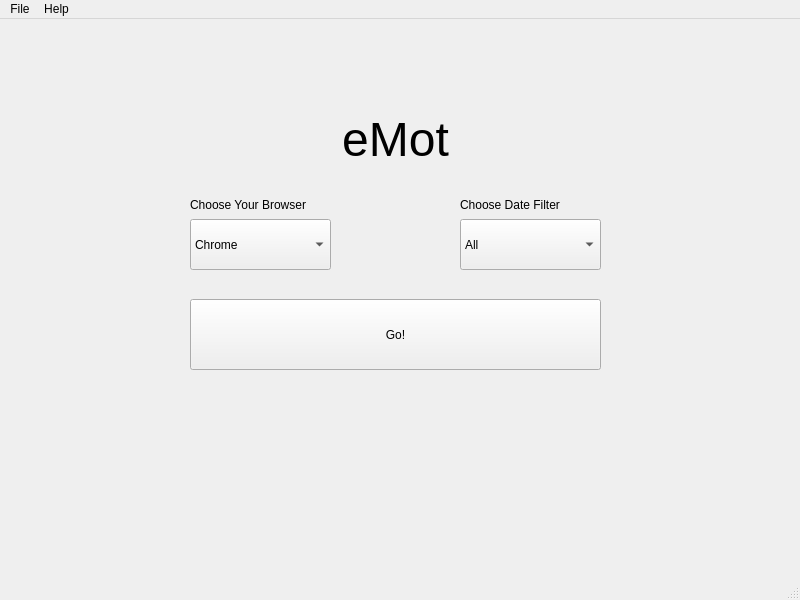
Above: src/emotQT.ui from gerardpslowey/eMot before the change. Below: the same form after it.
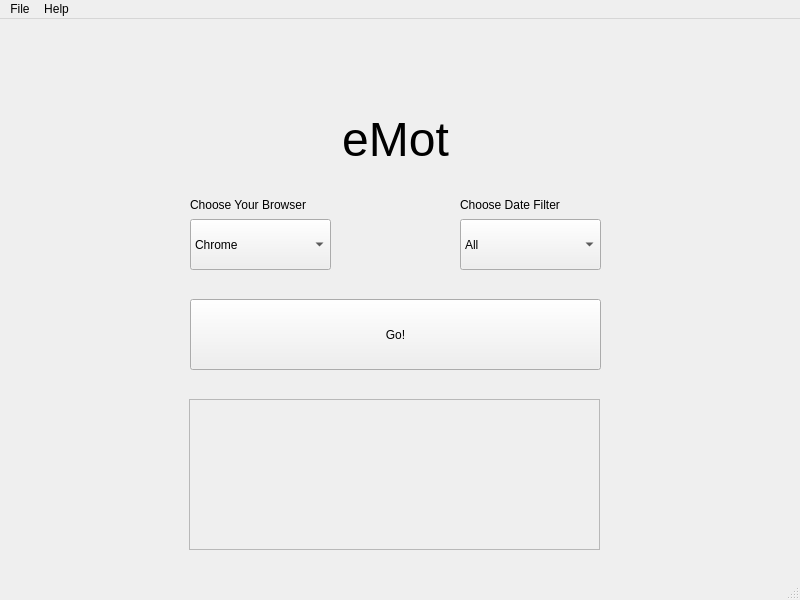
That is the form after the change.

Commit message: using gui to start the program with parameters.

```diff
--- a/src/emotQT.ui
+++ b/src/emotQT.ui
@@ -166,6 +166,29 @@
      <string>Go!</string>
     </property>
    </widget>
+   <widget class="QScrollArea" name="scrollArea">
+    <property name="geometry">
+     <rect>
+      <x>189</x>
+      <y>380</y>
+      <width>411</width>
+      <height>151</height>
+     </rect>
+    </property>
+    <property name="widgetResizable">
+     <bool>true</bool>
+    </property>
+    <widget class="QWidget" name="scrollAreaWidgetContents">
+     <property name="geometry">
+      <rect>
+       <x>0</x>
+       <y>0</y>
+       <width>409</width>
+       <height>149</height>
+      </rect>
+     </property>
+    </widget>
+   </widget>
   </widget>
   <widget class="QMenuBar" name="menubar">
    <property name="geometry">
```
Left out of the diff: 4 changed lines with no effect on the pictures. The commit also changes 4 other files.
